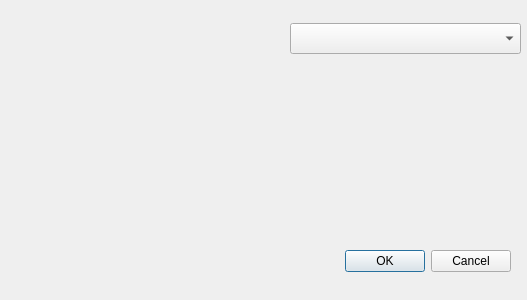
Above: jpconj/preference.ui from anqafalak/japkatsuyou before the change. Below: the same form after it.
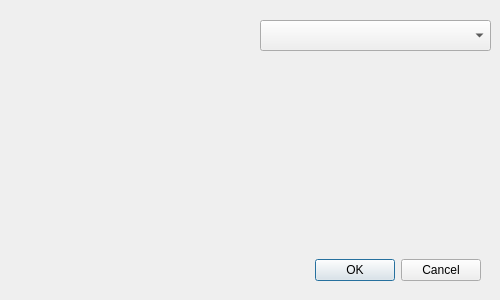
That is the form after the change.

Commit message: add translated strings to msg.h

```diff
--- a/jpconj/preference.ui
+++ b/jpconj/preference.ui
@@ -6,19 +6,37 @@
    <rect>
     <x>0</x>
     <y>0</y>
-    <width>527</width>
+    <width>500</width>
     <height>300</height>
    </rect>
   </property>
+  <property name="sizePolicy">
+   <sizepolicy hsizetype="Fixed" vsizetype="Fixed">
+    <horstretch>0</horstretch>
+    <verstretch>0</verstretch>
+   </sizepolicy>
+  </property>
+  <property name="minimumSize">
+   <size>
+    <width>500</width>
+    <height>300</height>
+   </size>
+  </property>
+  <property name="maximumSize">
+   <size>
+    <width>500</width>
+    <height>300</height>
+   </size>
+  </property>
   <property name="windowTitle">
    <string>Preferences</string>
   </property>
   <widget class="QDialogButtonBox" name="prefOK">
    <property name="geometry">
     <rect>
-     <x>20</x>
-     <y>241</y>
-     <width>491</width>
+     <x>10</x>
+     <y>250</y>
+     <width>471</width>
      <height>41</height>
     </rect>
    </property>
@@ -32,8 +50,8 @@
   <widget class="QComboBox" name="lang">
    <property name="geometry">
     <rect>
-     <x>290</x>
-     <y>23</y>
+     <x>260</x>
+     <y>20</y>
      <width>231</width>
      <height>31</height>
     </rect>
```
Left out of the diff: 3 changed lines with no effect on the pictures. The commit also changes 2 other files.
